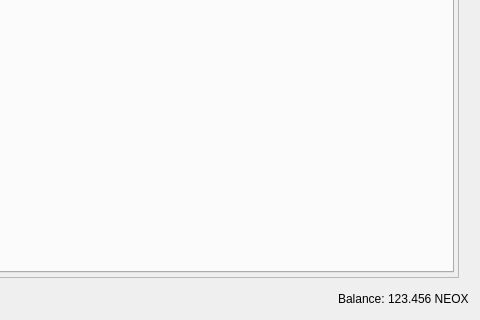
First picture: the form in src/qt/forms/restrictedassetsdialog.ui, repository SmartMemeCoin/SMARTMEME-source, before the edit; both pictures show x 688 to 1168 and y 680 to 1000 of the 1168 by 1000 pixel window.
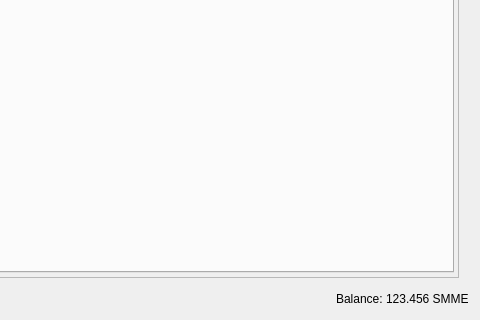
Second picture: the form after the edit.

```diff
--- a/src/qt/forms/restrictedassetsdialog.ui
+++ b/src/qt/forms/restrictedassetsdialog.ui
@@ -281,7 +281,7 @@
         <cursorShape>IBeamCursor</cursorShape>
        </property>
        <property name="text">
-        <string notr="true">123.456 NEOX</string>
+        <string notr="true">123.456 SMME</string>
        </property>
        <property name="textInteractionFlags">
         <set>Qt::LinksAccessibleByMouse|Qt::TextSelectableByKeyboard|Qt::TextSelectableByMouse</set>
```
